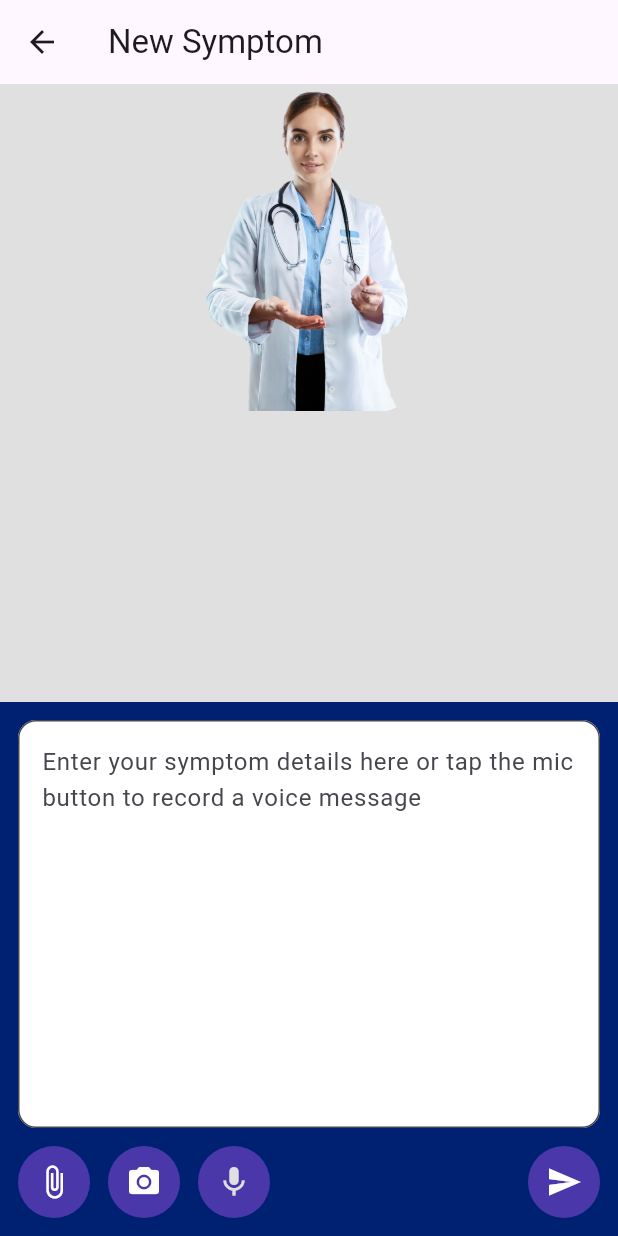
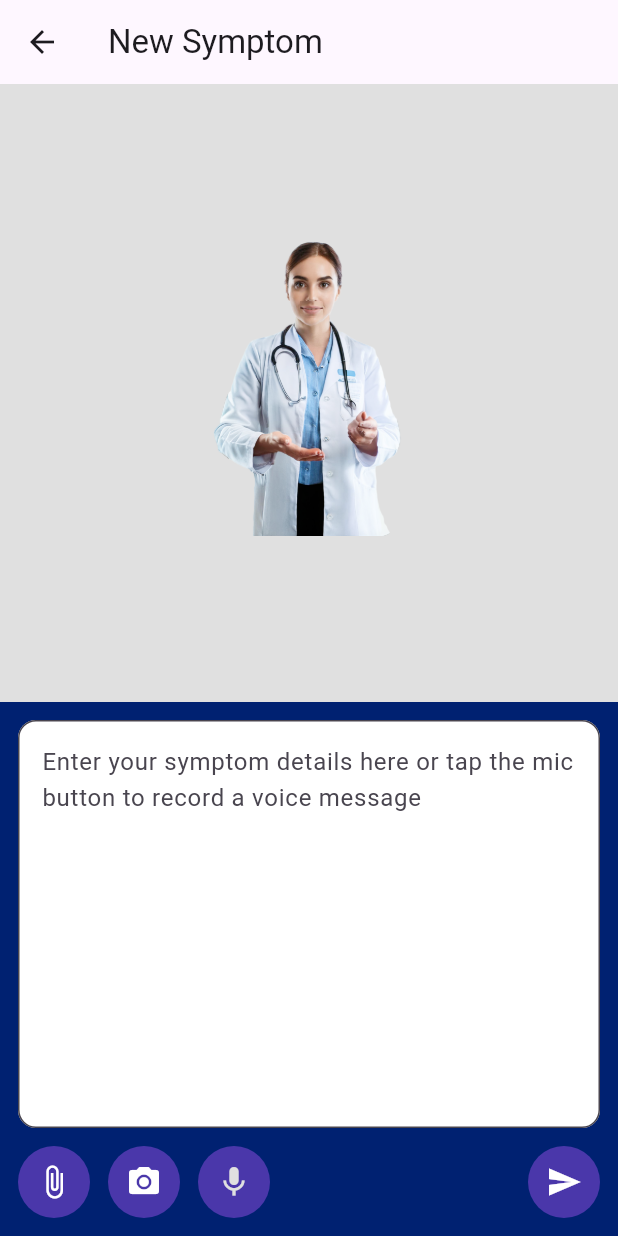
Before and after one commit to Kurczaak/accenture_hackaton_2025, a Flutter app: the screen it shows after launch, after a tap on "Get Started", on a phone screen of 412 x 824 dp. Run offline on Flutter 3.47's test engine with Material 3 defaults, Android fonts, the phone set to English and light mode, and no system bars; our stand-ins replace auto_route, bloc, flutter_bloc, flutter_dotenv, freezed_annotation, get_it and 5 more; missing offline and left inert: openai_dart; generated files the repository leaves out were written again.

Commit message:
feat: add babeczka widget

```diff
--- /dev/null
+++ b/lib/presentation/features/babeczka/babeczka_page.dart
@@ -0,0 +1,91 @@
+import 'package:flutter/material.dart';
+
+class BabeczkaWidget extends StatefulWidget {
+  const BabeczkaWidget({super.key, required this.scale});
+
+  final double scale;
+
+  @override
+  State<BabeczkaWidget> createState() => _BabeczkaWidgetState();
+}
+
+class _BabeczkaWidgetState extends State<BabeczkaWidget> {
+  int spacing = 0;
+
+  @override
+  void initState() {
+    animateSpacing();
+    super.initState();
+  }
+
+  void animateSpacing() {
+    Future<void> animate() async {
+      while (true) {
+        for (int i = 0; i <= 4; i++) {
+          await Future.delayed(const Duration(milliseconds: 100));
+          setState(() {
+            spacing = i;
+          });
+        }
+        for (int i = 4; i >= 0; i--) {
+          await Future.delayed(const Duration(milliseconds: 100));
+          setState(() {
+            spacing = i;
+          });
+        }
+      }
+    }
+
+    animate();
+  }
+
+  @override
+  Widget build(BuildContext context) {
+    return Transform.scale(
+      scale: widget.scale,
+      child: SizedBox(
+        height: 402,
+        width: 584,
+        child: Stack(
+          children: [
+            Image.asset(
+              'assets/images/app/doctor.png',
+              width: 584,
+              fit: BoxFit.contain,
+            ),
+            Positioned(
+                top: 88,
+                left: MediaQuery.of(context).size.width / 2 - 12,
+                child: Image.asset(
+                  'assets/images/app/lipBackground.png',
+                  height: 20,
+                  width: 30,
+                )),
+            Positioned(
+              top: 88,
+              left: MediaQuery.of(context).size.width / 2 - 12,
+              child: SizedBox(
+                height: 40,
+                width: 30,
+                child: Column(
+                  // mainAxisAlignment: MainAxisAlignment.center,
+                  children: [
+                    Image.asset(
+                      'assets/images/app/upperLip.png',
+                      fit: BoxFit.contain,
+                    ),
+                    SizedBox(height: spacing.toDouble()),
+                    Image.asset(
+                      'assets/images/app/lowerLip.png',
+                      fit: BoxFit.contain,
+                    ),
+                  ],
+                ),
+              ),
+            ),
+          ],
+        ),
+      ),
+    );
+  }
+}
--- a/lib/presentation/features/onboarding/onbarding_page.dart
+++ b/lib/presentation/features/onboarding/onbarding_page.dart
@@ -39,7 +39,7 @@ class _OnboardingPageState extends State<OnboardingPage> {
             end: Alignment.bottomLeft,
             colors: [
               AppTheme.backgroundColor,
-              AppTheme.primaryColorLight,
+              AppTheme.primaryColor,
               AppTheme.primaryColor,
             ],
           ),
--- a/lib/presentation/features/symptom/new_symptom_page.dart
+++ b/lib/presentation/features/symptom/new_symptom_page.dart
@@ -2,6 +2,7 @@ import 'dart:io';
 
 import 'package:accenture_hackaton_2025/config/app_theme.dart';
 import 'package:accenture_hackaton_2025/di/injection.dart';
+import 'package:accenture_hackaton_2025/presentation/features/babeczka/babeczka_page.dart';
 import 'package:accenture_hackaton_2025/presentation/features/chat/cubit/chat_cubit.dart';
 import 'package:accenture_hackaton_2025/presentation/features/chat/model/message.dart';
 import 'package:accenture_hackaton_2025/presentation/features/onboarding/onboarding_results_page.dart';
@@ -105,11 +106,7 @@ class _PageBodyState extends State<_PageBody> {
         return Column(
           mainAxisAlignment: MainAxisAlignment.spaceBetween,
           children: [
-            Image.asset(
-              'assets/images/app/doctor.png',
-              width: 150,
-              fit: BoxFit.contain,
-            ),
+            const BabeczkaWidget(scale: .5),
             Expanded(
               child: Padding(
                 padding: const EdgeInsets.fromLTRB(0, 12, 0, 0),
@@ -201,8 +198,8 @@ class _PageBodyState extends State<_PageBody> {
                             );
                           },
                         ),
-                        if (state.symptoms.length > 0) ...[
-                          SizedBox(width: 12),
+                        if (state.symptoms.isNotEmpty) ...[
+                          const SizedBox(width: 12),
                           IconButton(
                             onPressed: () {
                               Navigator.of(context).push(
@@ -240,12 +237,8 @@ class _PageBodyState extends State<_PageBody> {
         return Column(
           mainAxisAlignment: MainAxisAlignment.center,
           children: [
-            Flexible(
-              child: Image.asset(
-                'assets/images/app/doctor.png',
-                width: double.infinity,
-                fit: BoxFit.contain,
-              ),
+            const Flexible(
+              child: BabeczkaWidget(scale: .5),
             ),
             DecoratedBox(
               decoration: const BoxDecoration(
```
Also changed, not shown: 1 other file.
